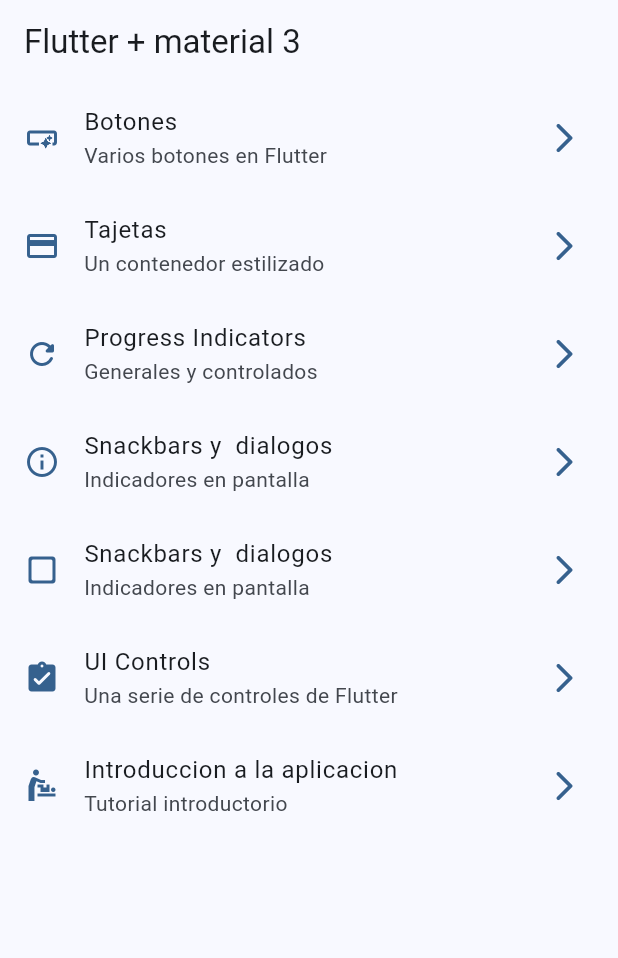
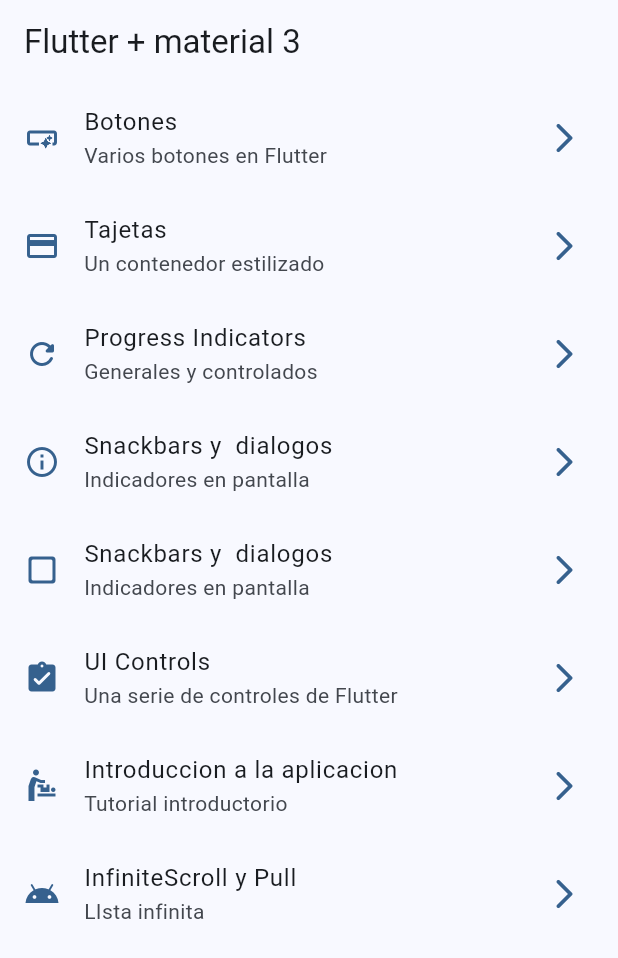
Before and after one commit to Freddy009L/widgets_app, a Flutter app: the screen it shows after launch, on a phone screen of 412 x 824 dp. Shown: the top 958 px of the screen. Run offline on Flutter 3.47's test engine with Material 3 defaults, Android fonts, the phone set to English and light mode, and no system bars; our stand-ins replace go_router.

Commit message:
scroll infinute

```diff
--- a/lib/config/menu/menu_iitems.dart
+++ b/lib/config/menu/menu_iitems.dart
@@ -65,4 +65,11 @@ MenuIitems(
   link: '/tutorial',
   icon: Icons.baby_changing_station_sharp
 ),
+
+MenuIitems(
+  title: 'InfiniteScroll y Pull',
+  subTitle: 'LIsta infinita',
+  link: '/infinite',
+  icon: Icons.android_rounded
+),
 ];
--- a/lib/config/router/app_router.dart
+++ b/lib/config/router/app_router.dart
@@ -45,5 +45,10 @@ final appRouter = GoRouter(
       name: AppTutorialScreens.name,
       builder: (context, state) => AppTutorialScreens(),
       ),
+      GoRoute(
+      path: '/infinite',
+      name: InfinitScrollScreens.name,
+      builder: (context, state) => InfinitScrollScreens(),
+      ),
   ],
 );
```
Also changed, not shown: lib/presentation/animated/infinite_scroll/infinite_scroll_screens.dart (+68 -4 lines).
